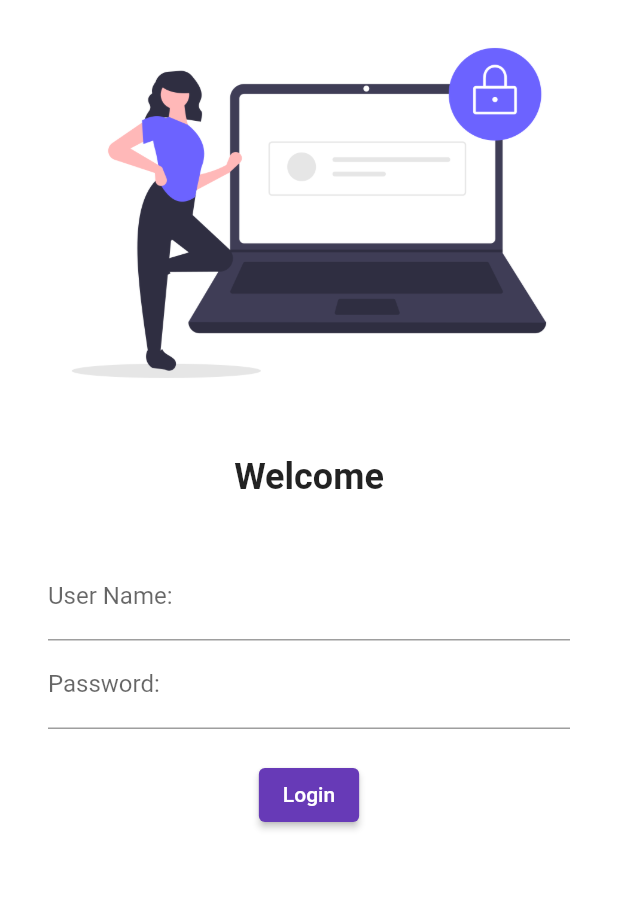
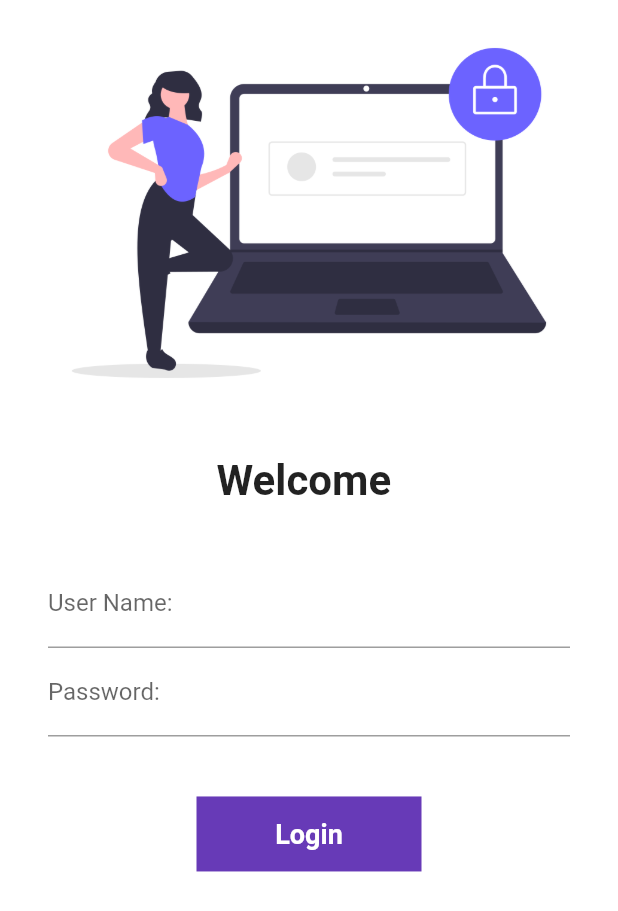
Before and after one commit to shantanu1598/30DaysOfFlutter, a Flutter app: the screen it shows after launch, on a phone screen of 412 x 824 dp. Shown: the top 911 px of the screen. Run offline on Flutter 3.47's test engine with Material 2 defaults, Android fonts, the phone set to English and light mode, and no system bars.

Commit message:
day6 completed

```diff
--- a/lib/main.dart
+++ b/lib/main.dart
@@ -3,6 +3,7 @@
 import 'package:flutter/material.dart';
 import 'package:flutter_catalog/pages/home_page.dart';
 import 'package:flutter_catalog/pages/login_page.dart';
+import 'package:flutter_catalog/utils/routes.dart';
 
 //import 'package:google_fonts/google_fonts.dart';
 
@@ -35,8 +36,8 @@ class MyApp extends StatelessWidget {
       initialRoute: "/login",
       routes: {
         "/": (context) => LoginPage(),
-        "/login": (context) => LoginPage(),
-        "/home": (context) => HomePage(),
+        MyRoutes.loginRoute: (context) => LoginPage(),
+        MyRoutes.homeRoute: (context) => HomePage(),
       },
     );
   }
--- a/lib/pages/login_page.dart
+++ b/lib/pages/login_page.dart
@@ -1,14 +1,22 @@
-// ignore_for_file: unused_import, prefer_const_constructors, avoid_print
+// ignore_for_file: unused_import, prefer_const_constructors, avoid_print, use_key_in_widget_constructors
 
 import 'package:flutter/material.dart';
+import 'package:flutter_catalog/utils/routes.dart';
 
-class LoginPage extends StatelessWidget {
+class LoginPage extends StatefulWidget {
+  @override
+  State<LoginPage> createState() => _LoginPageState();
+}
+
+class _LoginPageState extends State<LoginPage> {
+  String name = "";
+  bool changeButton = false;
   //const LoginPage({ Key? key }) : super(key: key);
-
   @override
   Widget build(BuildContext context) {
     return Material(
         color: Colors.white,
+        child: SingleChildScrollView(
           child: Column(
             children: [
               Image.asset(
@@ -19,9 +27,9 @@ class LoginPage extends StatelessWidget {
                 height: 20.0,
               ),
               Text(
-              "Welcome",
+                "Welcome $name",
                 style: TextStyle(
-                fontSize: 24,
+                  fontSize: 28,
                   fontWeight: FontWeight.bold,
                 ),
               ),
@@ -36,6 +44,10 @@ class LoginPage extends StatelessWidget {
                     TextFormField(
                       decoration: InputDecoration(
                           hintText: "Enter username", labelText: "User Name:"),
+                      onChanged: (value) {
+                        name = value;
+                        setState(() {});
+                      },
                     ),
                     TextFormField(
                       obscureText: true,
@@ -43,19 +55,57 @@ class LoginPage extends StatelessWidget {
                           hintText: "Enter password", labelText: "Password:"),
                     ),
                     SizedBox(
-                    height: 20.0,
+                      height: 40.0,
                     ),
-                  ElevatedButton(
-                    onPressed: () {
-                      print("Hello");
+
+                    InkWell(
+                      onTap: () async {
+                        setState(() {
+                          changeButton = true;
+                        });
+                        await Future.delayed(Duration(seconds: 1));
+                        Navigator.pushNamed(context, MyRoutes.homeRoute);
                       },
-                    child: Text("Login"),
-                    style: TextButton.styleFrom(),
-                  )
+                      child: AnimatedContainer(
+                        duration: Duration(seconds: 1),
+                        width: changeButton ? 50 : 150,
+                        height: 50,
+                        alignment: Alignment.center,
+                        child: changeButton
+                            ? Icon(Icons.done, color: Colors.white)
+                            : Text(
+                                "Login",
+                                style: TextStyle(
+                                    color: Colors.white,
+                                    fontWeight: FontWeight.bold,
+                                    fontSize: 18),
+                              ),
+                        decoration: BoxDecoration(
+                          color: Colors.deepPurple,
+                          shape: changeButton
+                              ? BoxShape.circle
+                              : BoxShape.rectangle,
+                          // borderRadius:
+                          //     BorderRadius.circular(changeButton ? 20 : 8)
+                        ),
+                      ),
+                    ),
+
+                    // ElevatedButton(
+                    //   onPressed: () {
+                    //     //print("Hello");
+                    //     Navigator.pushNamed(context, MyRoutes.homeRoute);
+                    //   },
+                    //   child: Text("Login"),
+                    //   style: TextButton.styleFrom(
+                    //     minimumSize: Size(120, 40),
+                    //   ),
+                    // )
                   ],
                 ),
               )
             ],
+          ),
         ));
   }
 }
--- /dev/null
+++ b/lib/utils/routes.dart
@@ -0,0 +1,4 @@
+class MyRoutes {
+  static String loginRoute = "/login";
+  static String homeRoute = "/home";
+}
```
Lines whose indentation alone changed are shown as unchanged.
